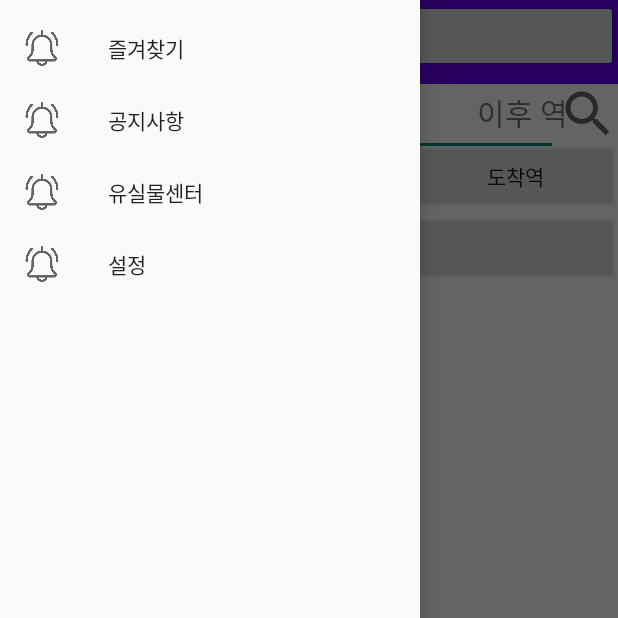
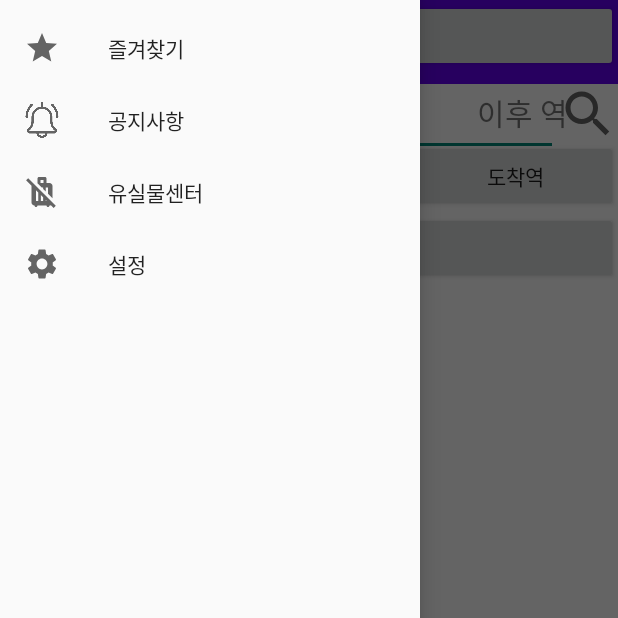
Before and after one commit to beom1995/QuickUnderRoute, an Android app: the screen it shows after launch (MainActivity), with the side drawer open, on a phone screen of 412 x 824 dp, the top half of it. Run offline under Robolectric (Android 15) with nearby library versions, the phone set to English and light mode, and no system bars; our stand-ins replace Room's generated code; libraries missing offline, so code that uses them is left out: com.sothree.slidinguppanel; plain views replace SlidingUpPanelLayout; 2 statements that could not run were skipped.

Commit message:
아이콘 세팅

```diff
--- /dev/null
+++ b/app/src/main/res/drawable/ic_baseline_leave_bags_at_home_24.xml
@@ -0,0 +1,10 @@
+<vector xmlns:android="http://schemas.android.com/apk/res/android"
+    android:width="24dp"
+    android:height="24dp"
+    android:viewportWidth="24"
+    android:viewportHeight="24"
+    android:tint="?attr/colorControlNormal">
+  <path
+      android:fillColor="@android:color/white"
+      android:pathData="M11.83,9h0.92v0.92l1.75,1.75V9H16v4.17l3,3V8c0,-1.1 -0.9,-2 -2,-2h-2V3c0,-0.55 -0.45,-1 -1,-1h-4C9.45,2 9,2.45 9,3v3H8.83L11.83,9zM11,4h2v2h-2V4zM21.19,21.19L2.81,2.81L1.39,4.22l3.63,3.63C5.02,7.9 5,7.95 5,8v11c0,1.1 0.9,2 2,2c0,0.55 0.45,1 1,1s1,-0.45 1,-1h6c0,0.55 0.45,1 1,1s1,-0.45 1,-1c0.34,0 0.65,-0.09 0.93,-0.24l1.85,1.85L21.19,21.19zM8,18v-7.17l1.5,1.5V18H8zM11.25,18v-3.92l1.5,1.5V18H11.25zM14.5,18v-0.67L15.17,18H14.5z"/>
+</vector>
--- /dev/null
+++ b/app/src/main/res/drawable/ic_baseline_settings_24.xml
@@ -0,0 +1,10 @@
+<vector xmlns:android="http://schemas.android.com/apk/res/android"
+    android:width="24dp"
+    android:height="24dp"
+    android:viewportWidth="24"
+    android:viewportHeight="24"
+    android:tint="?attr/colorControlNormal">
+  <path
+      android:fillColor="@android:color/white"
+      android:pathData="M19.14,12.94c0.04,-0.3 0.06,-0.61 0.06,-0.94c0,-0.32 -0.02,-0.64 -0.07,-0.94l2.03,-1.58c0.18,-0.14 0.23,-0.41 0.12,-0.61l-1.92,-3.32c-0.12,-0.22 -0.37,-0.29 -0.59,-0.22l-2.39,0.96c-0.5,-0.38 -1.03,-0.7 -1.62,-0.94L14.4,2.81c-0.04,-0.24 -0.24,-0.41 -0.48,-0.41h-3.84c-0.24,0 -0.43,0.17 -0.47,0.41L9.25,5.35C8.66,5.59 8.12,5.92 7.63,6.29L5.24,5.33c-0.22,-0.08 -0.47,0 -0.59,0.22L2.74,8.87C2.62,9.08 2.66,9.34 2.86,9.48l2.03,1.58C4.84,11.36 4.8,11.69 4.8,12s0.02,0.64 0.07,0.94l-2.03,1.58c-0.18,0.14 -0.23,0.41 -0.12,0.61l1.92,3.32c0.12,0.22 0.37,0.29 0.59,0.22l2.39,-0.96c0.5,0.38 1.03,0.7 1.62,0.94l0.36,2.54c0.05,0.24 0.24,0.41 0.48,0.41h3.84c0.24,0 0.44,-0.17 0.47,-0.41l0.36,-2.54c0.59,-0.24 1.13,-0.56 1.62,-0.94l2.39,0.96c0.22,0.08 0.47,0 0.59,-0.22l1.92,-3.32c0.12,-0.22 0.07,-0.47 -0.12,-0.61L19.14,12.94zM12,15.6c-1.98,0 -3.6,-1.62 -3.6,-3.6s1.62,-3.6 3.6,-3.6s3.6,1.62 3.6,3.6S13.98,15.6 12,15.6z"/>
+</vector>
--- /dev/null
+++ b/app/src/main/res/drawable/ic_baseline_star_24.xml
@@ -0,0 +1,10 @@
+<vector xmlns:android="http://schemas.android.com/apk/res/android"
+    android:width="24dp"
+    android:height="24dp"
+    android:viewportWidth="24"
+    android:viewportHeight="24"
+    android:tint="?attr/colorControlNormal">
+  <path
+      android:fillColor="@android:color/white"
+      android:pathData="M12,17.27L18.18,21l-1.64,-7.03L22,9.24l-7.19,-0.61L12,2 9.19,8.63 2,9.24l5.46,4.73L5.82,21z"/>
+</vector>
--- a/app/src/main/res/menu/drawer_menu.xml
+++ b/app/src/main/res/menu/drawer_menu.xml
@@ -6,7 +6,7 @@
     <item
         android:id="@+id/btn_fav"
         android:title="즐겨찾기"
-        android:icon="@drawable/alarm_off"
+        android:icon="@drawable/ic_baseline_star_24"
         />
 
     <item
@@ -18,13 +18,13 @@
     <item
         android:id="@+id/btn_lost"
         android:title="유실물센터"
-        android:icon="@drawable/alarm_off"
+        android:icon="@drawable/ic_baseline_leave_bags_at_home_24"
         />
 
     <item
         android:id="@+id/btn_settings"
         android:title="설정"
-        android:icon="@drawable/alarm_off"
+        android:icon="@drawable/ic_baseline_settings_24"
         />
 
 </group>
```
